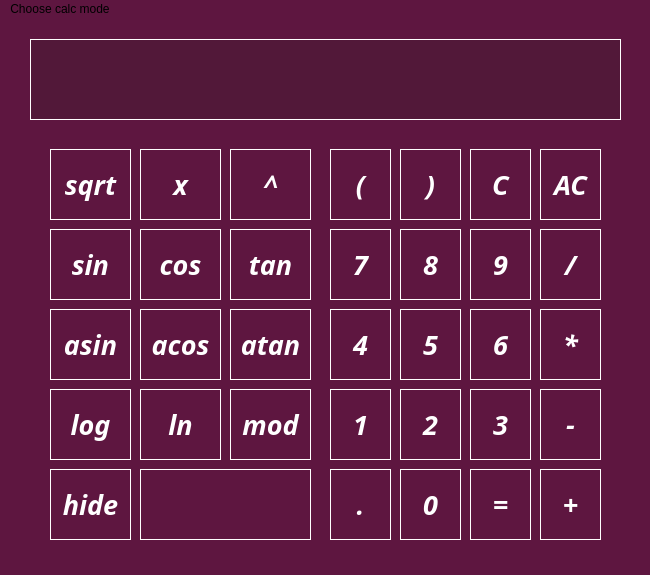
Before: the Qt Designer form src/mainwindow.ui in PolinaSKozlova/SmartCalc_v2.0, drawn with Qt 5.
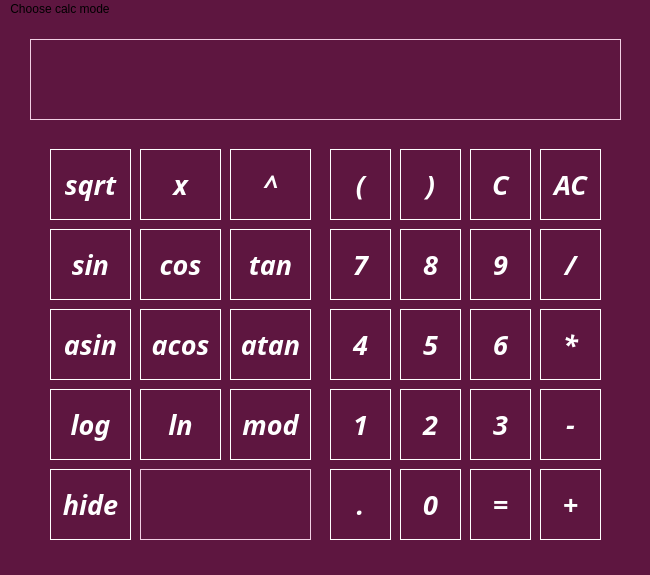
After: the same form once the commit is applied.

Commit message: изменила цвет границы и строки для ввода выражения

The edit to the form file:
```diff
--- a/src/mainwindow.ui
+++ b/src/mainwindow.ui
@@ -40,9 +40,10 @@
      </font>
     </property>
     <property name="styleSheet">
-     <string notr="true">background-color: #521839;
+     <string notr="true">background-color: qlineargradient(x1: 0, y1: 0, x2: 0, y2: 1, 
+													stop: 0 #f5b5da, stop: 1 #521839 );
 color: white;
-border: 1px solid white;</string>
+border: 1px solid #f2d0e4;</string>
     </property>
     <property name="maxLength">
      <number>255</number>
@@ -1306,7 +1307,7 @@
       <string notr="true">background-color: qlineargradient(x1: 0, y1: 0, x2: 0, y2: 1, 
 													stop: 0 #f5b5da, stop: 1 #521839 );
 color: white;
-border: 1px solid white;</string>
+border: 1px solid #f2d0e4;</string>
      </property>
      <property name="maxLength">
       <number>255</number>
```
Left out of the diff: 9 changed lines with no effect on the pictures.
